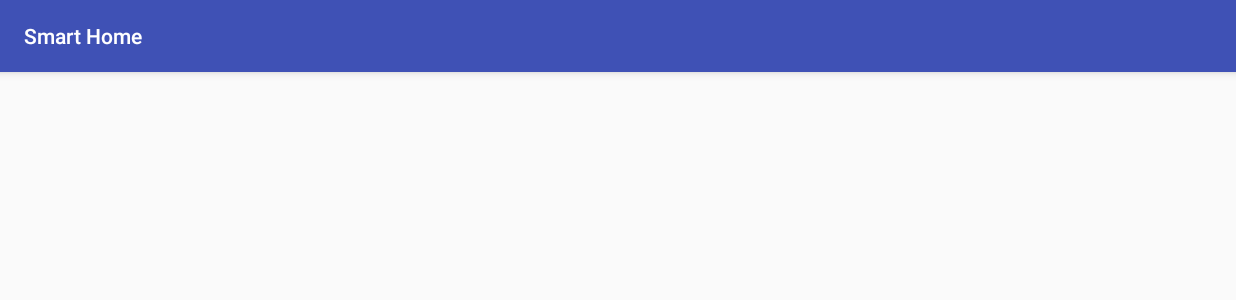
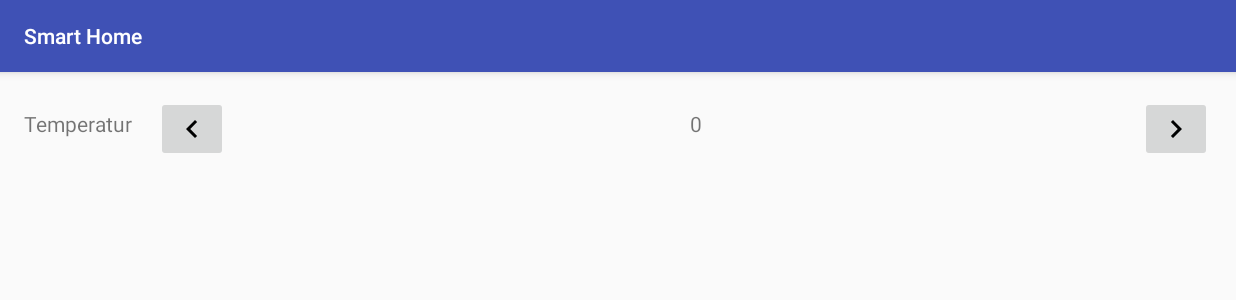
Before and after one commit to beatmachine/UIST, an Android app: the DeviceFridgeActivity screen opened directly, with no data from a screen before it, on a phone screen of 824 x 412 dp (held sideways). Shown: the top 300 px of the screen. Run offline under Robolectric (Android 15) with nearby library versions, the light colour scheme and no system bars.

Commit message:
Kühlschrank
Noch ne Activity...

```diff
--- a/UISTInterface/app/src/main/java/de/uulm/uist/uistinterface/DeviceFridgeActivity.java
+++ b/UISTInterface/app/src/main/java/de/uulm/uist/uistinterface/DeviceFridgeActivity.java
@@ -2,12 +2,85 @@ package de.uulm.uist.uistinterface;
 
 import android.support.v7.app.AppCompatActivity;
 import android.os.Bundle;
+import android.view.View;
+import android.widget.ImageButton;
+import android.widget.TextView;
 
+import org.w3c.dom.Text;
+
+/**
+ * Activity for the Fridge
+ *
+ */
 public class DeviceFridgeActivity extends AppCompatActivity {
+    //region Constants
+    private final int de_uulm_uist_uistinterface_MAXTEMP = 10;
+    private final int de_uulm_uist_uistinterface_MINTEMP = -5;
 
+    //endregion
+
+    //region Declaration
+    ImageButton left,right;
+
+    TextView temperatur;
+
+
+
+    //endregion
     @Override
     protected void onCreate(Bundle savedInstanceState) {
         super.onCreate(savedInstanceState);
         setContentView(R.layout.activity_device_fridge);
+
+        //region Initialization
+        left = (ImageButton) findViewById(R.id.fridge_imagebutton_left);
+        right = (ImageButton) findViewById(R.id.fridge_imagebutton_right);
+
+        temperatur = (TextView) findViewById(R.id.fridge_textview_temp);
+
+        //endregion
+
+        //region Listener
+        /**
+         * Set a Listener for the left ImageButton
+         */
+        left.setOnClickListener(new View.OnClickListener() {
+            /**
+             * This will be called if the Button is clicked
+             * @param v The view where the click comes from
+             */
+            @Override
+            public void onClick(View v) {
+                //region louderCondition
+                int tmp = Integer.parseInt(temperatur.getText().toString());
+                if(tmp != de_uulm_uist_uistinterface_MINTEMP){
+                    temperatur.setText(String.valueOf(tmp-1));
+                }
+                //endregion
+            }
+        });
+
+        /**
+         * Set a Listener for the right ImagewButton
+         */
+        right.setOnClickListener(new View.OnClickListener() {
+            /**
+             * This will be called if the Button is clicked
+             * @param v The view where the click comes from
+             */
+            @Override
+            public void onClick(View v) {
+                //region louderCondition
+                int tmp = Integer.parseInt(temperatur.getText().toString());
+                if(tmp != de_uulm_uist_uistinterface_MAXTEMP){
+                    temperatur.setText(String.valueOf(tmp+1));
+                }
+                //endregion
+            }
+        });
+        //endregion
+
+
+
     }
 }
--- a/UISTInterface/app/src/main/res/layout/activity_device_fridge.xml
+++ b/UISTInterface/app/src/main/res/layout/activity_device_fridge.xml
@@ -6,4 +6,51 @@
     android:layout_height="match_parent"
     tools:context="de.uulm.uist.uistinterface.DeviceFridgeActivity">
 
+    <TextView
+        android:id="@+id/textView"
+        android:layout_width="wrap_content"
+        android:layout_height="wrap_content"
+        android:layout_marginLeft="16dp"
+        android:text="@string/fridge_temperatur"
+        app:layout_constraintLeft_toLeftOf="parent"
+        app:layout_constraintTop_toTopOf="parent"
+        android:layout_marginTop="16dp"
+        app:layout_constraintBottom_toBottomOf="@+id/fridge_imagebutton_left"
+        android:layout_marginBottom="16dp"
+        app:layout_constraintVertical_bias="1.0" />
+
+    <ImageButton
+        android:id="@+id/fridge_imagebutton_left"
+        android:layout_width="wrap_content"
+        android:layout_height="wrap_content"
+        app:srcCompat="@drawable/ic_chevron_left_black_24dp"
+        app:layout_constraintTop_toTopOf="parent"
+        android:layout_marginTop="16dp"
+        app:layout_constraintLeft_toRightOf="@+id/textView"
+        android:layout_marginLeft="16dp" />
+
+    <ImageButton
+        android:id="@+id/fridge_imagebutton_right"
+        android:layout_width="wrap_content"
+        android:layout_height="wrap_content"
+        app:srcCompat="@drawable/ic_chevron_right_black_24dp"
+        android:layout_marginRight="16dp"
+        app:layout_constraintRight_toRightOf="parent"
+        app:layout_constraintBottom_toBottomOf="@+id/fridge_imagebutton_left"
+        android:layout_marginBottom="0dp"
+        app:layout_constraintTop_toTopOf="parent"
+        android:layout_marginTop="16dp" />
+
+    <TextView
+        android:id="@+id/fridge_textview_temp"
+        android:layout_width="wrap_content"
+        android:layout_height="wrap_content"
+        android:layout_marginLeft="16dp"
+        android:layout_marginRight="16dp"
+        android:text="@string/fridge_temperatur_value"
+        app:layout_constraintBaseline_toBaselineOf="@+id/textView"
+        app:layout_constraintHorizontal_bias="0.514"
+        app:layout_constraintLeft_toRightOf="@+id/fridge_imagebutton_left"
+        app:layout_constraintRight_toLeftOf="@+id/fridge_imagebutton_right" />
+
 </android.support.constraint.ConstraintLayout>
--- a/UISTInterface/app/src/main/res/values/strings.xml
+++ b/UISTInterface/app/src/main/res/values/strings.xml
@@ -5,4 +5,6 @@
     <string name="bluray_dvdname">DVD Name:</string>
     <string name="dvd_example">Krabat</string>
     <string name="notizblock_speicher">Speichern</string>
+    <string name="fridge_temperatur">Temperatur</string>
+    <string name="fridge_temperatur_value">0</string>
 </resources>
```
